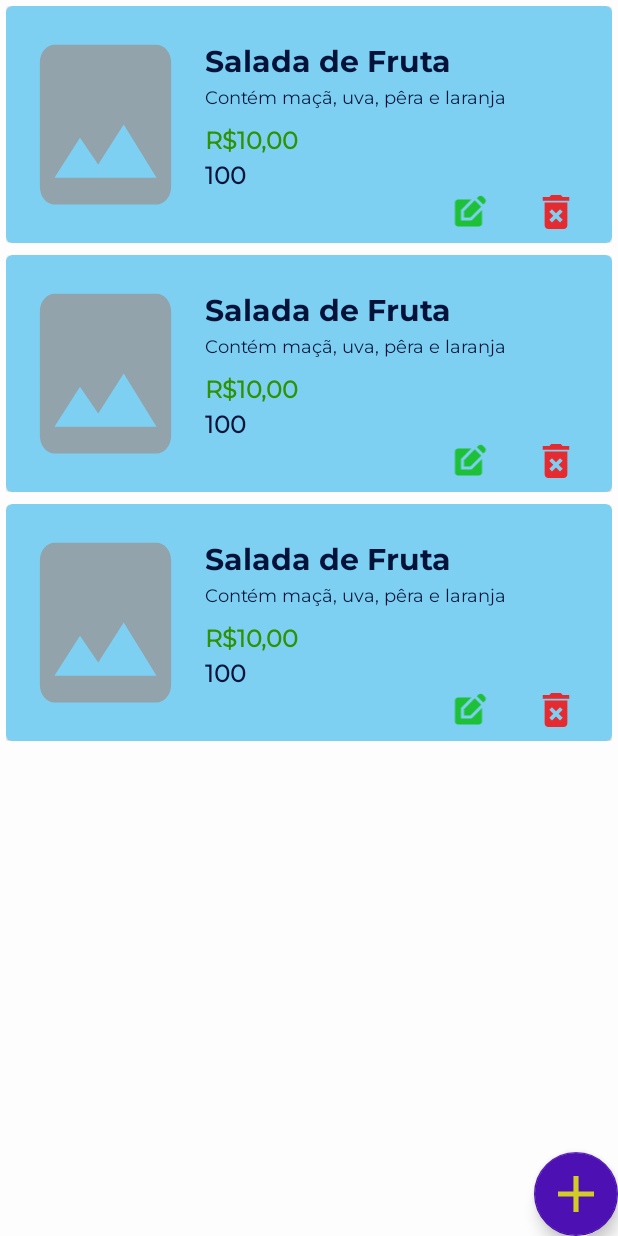
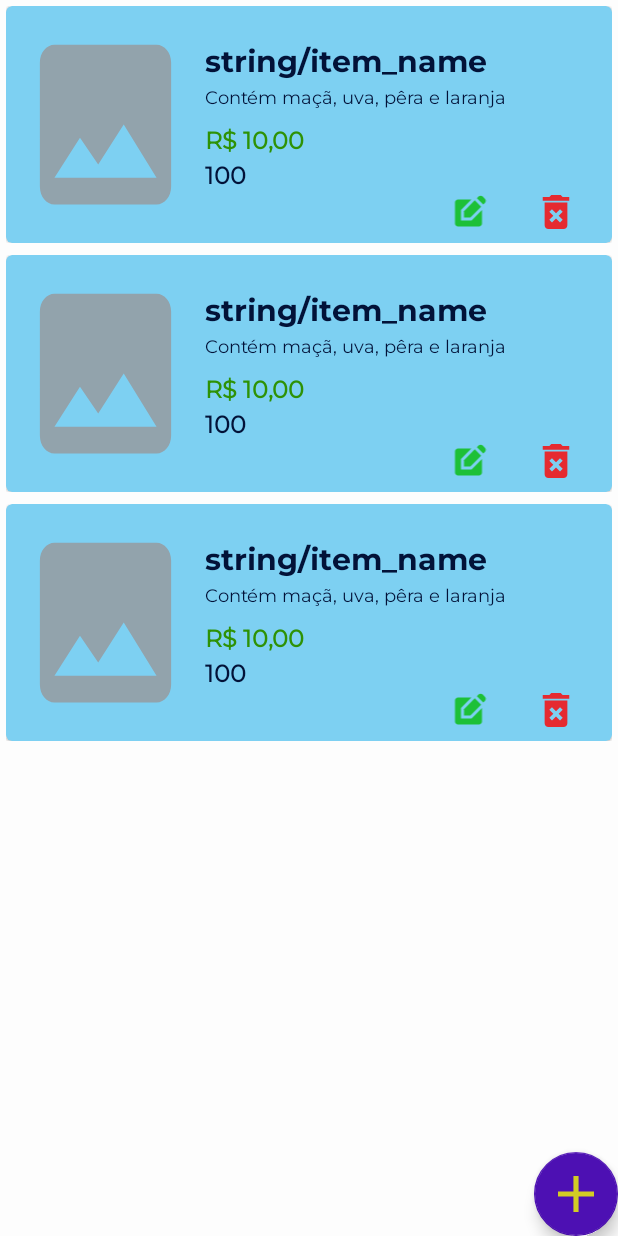
Before and after one commit to albertrml/alura-cursos, an Android app: the layout fragment_home.xml on its own in the app's theme, with its tools: preview values and no code run, on a phone screen of 412 x 824 dp. Run offline under Robolectric (Android 15) with nearby library versions, the phone set to English and light mode, and no system bars.

Commit message:
Ajustes de strings.xml

```diff
--- a/android/Orgs/app/src/main/java/br/com/alura/orgs/view/insert/InsertFragment.kt
+++ b/android/Orgs/app/src/main/java/br/com/alura/orgs/view/insert/InsertFragment.kt
@@ -91,7 +91,7 @@ class InsertFragment : Fragment() {
                     failureViewGroup = binding.insertFailureLayout,
                     actionOnSuccess = {
                         binding.insertLayout.visibility = View.GONE
-                        binding.insertSuccessNameTextview.text = getString(R.string.success_insert)
+                        binding.insertSuccessNameTextview.text = getString(R.string.insert_success_message)
                     },
                     actionOnFailure = { exception ->
                         Toast.makeText(
--- a/android/Orgs/app/src/main/java/br/com/alura/orgs/view/update/UpdateFragment.kt
+++ b/android/Orgs/app/src/main/java/br/com/alura/orgs/view/update/UpdateFragment.kt
@@ -106,7 +106,7 @@ class UpdateFragment : Fragment() {
                     loadingViewGroup = binding.updateLoadingLayout,
                     failureViewGroup = binding.updateLayout,
                     actionOnSuccess = { _ ->
-                        binding.updateSuccessTextview.text = getString(R.string.success_update)
+                        binding.updateSuccessTextview.text = getString(R.string.update_success_message)
                     },
                     actionOnFailure = { exception ->
                         Toast.makeText(
--- a/android/Orgs/app/src/main/res/layout/fragment_details.xml
+++ b/android/Orgs/app/src/main/res/layout/fragment_details.xml
@@ -25,7 +25,7 @@
 
             <ImageView
                 android:id="@+id/details_image_imageview"
-                android:contentDescription="@string/details_image_description"
+                android:contentDescription="@string/details_image_information"
                 android:layout_height="0dp"
                 android:layout_width="match_parent"
                 android:scaleType="fitXY"
@@ -141,7 +141,7 @@
 
             <ImageView
                 android:id="@+id/details_failure_imageview"
-                android:contentDescription="@string/home_fail_description_imageview"
+                android:contentDescription="@string/details_failure_image_description"
                 android:layout_height="wrap_content"
                 android:layout_width="wrap_content"
                 android:src="@drawable/response_failure"
@@ -167,7 +167,7 @@
                 android:id="@+id/details_failure_return_button"
                 android:layout_height="wrap_content"
                 android:layout_width="wrap_content"
-                android:text="@string/return_button"
+                android:text="@string/details_failure_return_button"
                 app:layout_constraintBottom_toBottomOf="parent"
                 app:layout_constraintEnd_toEndOf="parent"
                 app:layout_constraintStart_toStartOf="parent"
--- a/android/Orgs/app/src/main/res/layout/fragment_home.xml
+++ b/android/Orgs/app/src/main/res/layout/fragment_home.xml
@@ -36,7 +36,7 @@
 
             <com.google.android.material.floatingactionbutton.FloatingActionButton
                 android:id="@+id/home_add_item_button"
-                android:contentDescription="@string/add_new_org_item_button"
+                android:contentDescription="@string/home_add_button"
                 android:elevation="16dp"
                 android:layout_height="wrap_content"
                 android:layout_width="wrap_content"
@@ -72,7 +72,7 @@
 
             <ImageView
                 android:id="@+id/home_failure_imageview"
-                android:contentDescription="@string/home_fail_description_imageview"
+                android:contentDescription="@string/home_failure_image_description"
                 android:layout_height="wrap_content"
                 android:layout_width="wrap_content"
                 android:src="@drawable/response_failure"
@@ -91,14 +91,14 @@
                 app:layout_constraintEnd_toEndOf="parent"
                 app:layout_constraintStart_toStartOf="parent"
                 app:layout_constraintTop_toBottomOf="@id/home_failure_imageview"
-                tools:text="Unknown failure"
+                tools:text="@string/home_failure_message"
                 />
 
             <Button
                 android:id="@+id/home_try_again_button"
                 android:layout_height="wrap_content"
                 android:layout_width="wrap_content"
-                android:text="@string/fail_loading_button"
+                android:text="@string/home_failure_button"
                 app:layout_constraintBottom_toBottomOf="parent"
                 app:layout_constraintEnd_toEndOf="parent"
                 app:layout_constraintStart_toStartOf="parent"
--- a/android/Orgs/app/src/main/res/layout/fragment_image.xml
+++ b/android/Orgs/app/src/main/res/layout/fragment_image.xml
@@ -24,7 +24,7 @@
                 app:layout_constraintTop_toTopOf="parent"
                 app:layout_constraintStart_toStartOf="parent"
                 app:layout_constraintEnd_toEndOf="parent"
-                android:contentDescription="@string/org_image_description"
+                android:contentDescription="@string/image_description"
                 tools:src="@drawable/ic_image_not_found"
                 />
 
@@ -32,7 +32,7 @@
                 android:id="@+id/image_preview_button"
                 android:layout_height="wrap_content"
                 android:layout_width="wrap_content"
-                android:text="@string/preview_button"
+                android:text="@string/image_preview_button"
                 app:layout_constraintTop_toBottomOf="@id/image_imageView"
                 app:layout_constraintBottom_toBottomOf="@id/image_imageView"
                 app:layout_constraintStart_toStartOf="parent"
@@ -41,7 +41,7 @@
 
             <com.google.android.material.textfield.TextInputLayout
                 android:id="@+id/image_url_textInputLayout"
-                android:hint="@string/image_url_layout"
+                android:hint="@string/image_url_field"
                 android:layout_width="match_parent"
                 android:layout_height="wrap_content"
                 app:layout_constraintTop_toBottomOf="@id/image_preview_button"
--- a/android/Orgs/app/src/main/res/layout/item_list.xml
+++ b/android/Orgs/app/src/main/res/layout/item_list.xml
@@ -39,7 +39,7 @@
                     app:layout_constraintEnd_toEndOf="parent"
                     app:layout_constraintTop_toTopOf="parent"
                     app:layout_constraintBottom_toTopOf="@id/item_description_textview"
-                    tools:text="Salada de Fruta"
+                    tools:text="string/item_name"
                     style="@style/NameCardView"
                     />
 
@@ -50,7 +50,7 @@
                     app:layout_constraintStart_toStartOf="@id/item_name_textview"
                     app:layout_constraintEnd_toEndOf="parent"
                     app:layout_constraintTop_toBottomOf="@id/item_name_textview"
-                    tools:text="Contém maçã, uva, pêra e laranja"
+                    tools:text="@string/item_description"
                     style="@style/DescriptionCardView"
                     />
 
@@ -61,7 +61,7 @@
                     app:layout_constraintStart_toStartOf="@id/item_name_textview"
                     app:layout_constraintEnd_toEndOf="parent"
                     app:layout_constraintTop_toBottomOf="@id/item_description_textview"
-                    tools:text="R$10,00"
+                    tools:text="@string/item_price"
                     style="@style/PriceCardView"
                     />
 
@@ -72,7 +72,7 @@
                     app:layout_constraintStart_toStartOf="@id/item_name_textview"
                     app:layout_constraintEnd_toEndOf="parent"
                     app:layout_constraintTop_toBottomOf="@id/item_price_textview"
-                    tools:text="100"
+                    tools:text="@string/item_quantity"
                     style="@style/QuantityCardView"
                     />
 
@@ -93,7 +93,7 @@
                         android:layout_height="wrap_content"
                         android:layout_weight="1"
                         android:src="@drawable/ic_edit_item"
-                        android:contentDescription="@string/edit_item_button"
+                        android:contentDescription="@string/item_edit_button"
                         />
 
                     <ImageView
@@ -101,7 +101,7 @@
                         android:layout_width="0dp"
                         android:layout_height="wrap_content"
                         android:layout_weight="1"
-                        android:contentDescription="@string/remove_button_description"
+                        android:contentDescription="@string/item_remove_button"
                         android:src="@drawable/ic_remove_item"
                         tools:ignore="RedundantDescriptionCheck" />
 
```
Also changed, not shown: android/Orgs/app/src/main/res/layout/fragment_insert.xml (+12 -12 lines), android/Orgs/app/src/main/res/layout/fragment_update.xml (+12 -12 lines), android/Orgs/app/src/main/res/values/strings.xml (+55 -30 lines).
